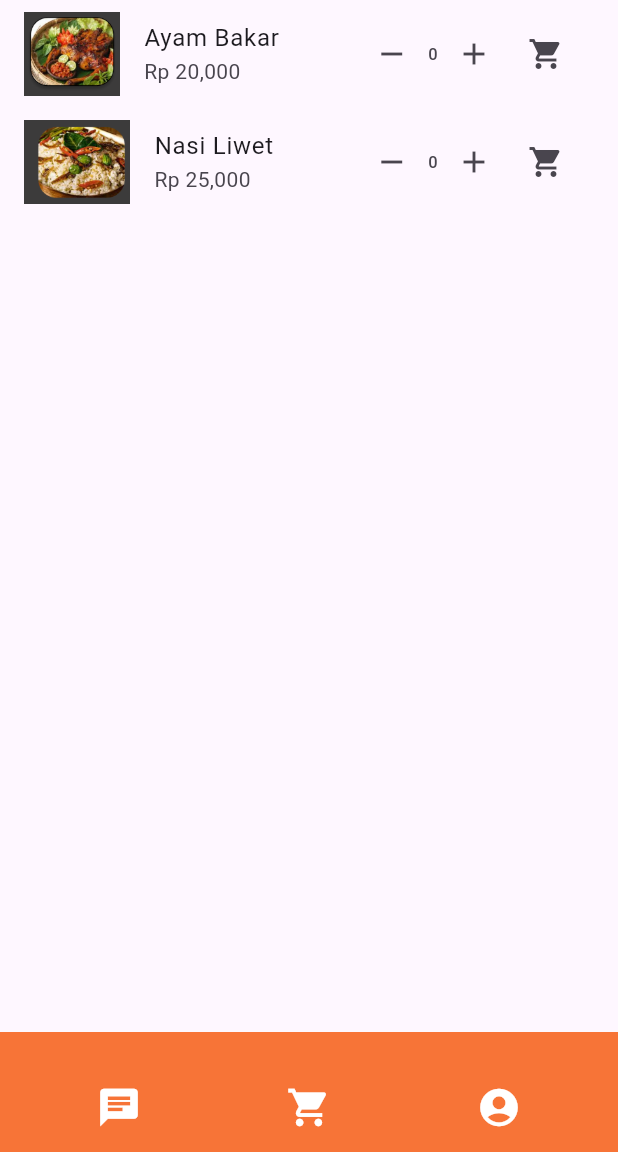
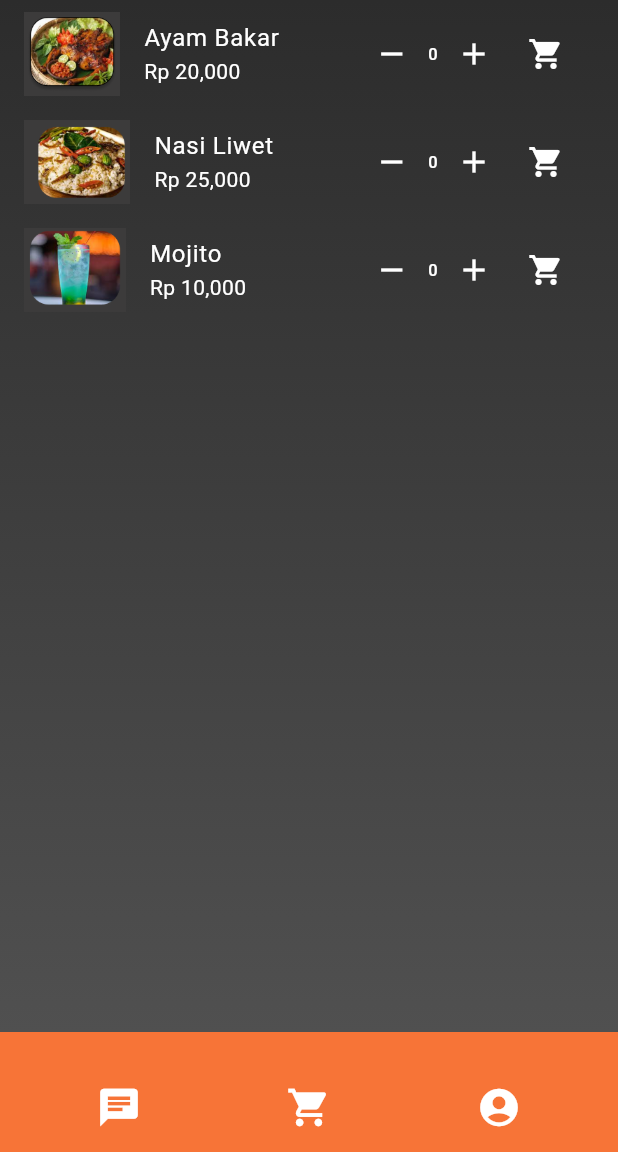
Before and after one commit to irsanwoy/sabumi3, a Flutter app: the PemesananKuliner screen opened directly, on a phone screen of 412 x 824 dp, the part 84-1236 px from its top. Run offline on Flutter 3.47's test engine with Material 3 defaults, Android fonts, the phone set to English and light mode, and no system bars; our stand-ins replace shared_preferences; accounts and stored records are empty; network calls fail.

Commit message:
add mojito

```diff
--- a/lib/main.dart
+++ b/lib/main.dart
@@ -2,7 +2,6 @@ import 'package:flutter/material.dart';
 import 'package:provider/provider.dart';
 import 'providers/cart_provider.dart';
 import 'screens/splash_screen.dart';
-
 
 void main() {
   runApp(
@@ -25,6 +24,7 @@ class MyApp extends StatelessWidget {
         useMaterial3: true,
       ),
       home: SplashScreen(),
+      debugShowCheckedModeBanner: false,
     );
   }
 }
--- a/lib/screens/keranjang.dart
+++ b/lib/screens/keranjang.dart
@@ -2,7 +2,6 @@ import 'package:flutter/material.dart';
 import 'package:provider/provider.dart';
 import 'package:sabumi3/providers/cart_provider.dart';
 import 'package:sabumi3/widgets/navbar.dart';
-
 
 class Keranjang extends StatelessWidget {
   const Keranjang({super.key});
@@ -11,11 +10,22 @@ class Keranjang extends StatelessWidget {
   Widget build(BuildContext context) {
     return Scaffold(
       appBar: Navbar(),
-      body: Consumer<CartProvider>(
+      body: Container(
+        decoration: BoxDecoration(
+          gradient: LinearGradient(
+            colors: [
+              Color(0xFF2C2C2C), // Warna gelap pertama (lebih gelap dari sebelumnya)
+              Color(0xFF505050), // Warna gelap kedua (lebih terang sedikit)
+            ],
+            begin: Alignment.topCenter,  // Mulai dari atas layar
+            end: Alignment.bottomCenter,  // Berakhir di bawah layar
+          ),
+        ),
+        child: Consumer<CartProvider>(
           builder: (context, cartProvider, child) {
             if (cartProvider.cartItems.isEmpty) {
               return const Center(
-              child: Text("Keranjang Anda Kosong"),
+                child: Text("Keranjang Anda Kosong", style: TextStyle(color: Colors.white, fontSize: 18)),
               );
             }
             return ListView.builder(
@@ -24,17 +34,20 @@ class Keranjang extends StatelessWidget {
                 final item = cartProvider.cartItems[index];
                 return ListTile(
                   leading: Image.asset(item['imagePath']),
-                title: Text(item['name']),
-                subtitle: Text('Rp ${item['price']} x ${item['quantity']}'),
+                  title: Text(item['name'], style: const TextStyle(color: Colors.white)),
+                  subtitle: Text('Rp ${item['price']} x ${item['quantity']}', style: const TextStyle(color: Colors.white)),
                   trailing: Text(
                     'Rp ${(double.parse(item['price']) * item['quantity']).toStringAsFixed(2)}',
+                    style: const TextStyle(color: Colors.white),
                   ),
                 );
               },
             );
           },
         ),
+      ),
       bottomNavigationBar: BottomAppBar(
+        color: const Color(0xFFF77437),
         child: Padding(
           padding: const EdgeInsets.all(16.0),
           child: Row(
@@ -42,7 +55,7 @@ class Keranjang extends StatelessWidget {
             children: [
               Text(
                 "Total: ${_calculateTotal(context)}",
-                style: const TextStyle(fontSize: 18),
+                style: const TextStyle(fontSize: 18, color: Colors.white),
               ),
               ElevatedButton(
                 onPressed: () {},
@@ -52,7 +65,6 @@ class Keranjang extends StatelessWidget {
           ),
         ),
       ),
-
     );
   }
 
--- a/lib/screens/pemesanan_kuliner.dart
+++ b/lib/screens/pemesanan_kuliner.dart
@@ -1,8 +1,8 @@
 import 'package:flutter/material.dart';
 import 'package:provider/provider.dart';
 import 'package:sabumi3/providers/cart_provider.dart';
-import 'package:sabumi3/widgets/navbar.dart'; // Pastikan path ini benar
-import 'package:sabumi3/widgets/BottomNavbar.dart'; // Pastikan path ini benar
+import 'package:sabumi3/widgets/navbar.dart';
+import 'package:sabumi3/widgets/BottomNavbar.dart';
 
 class PemesananKuliner extends StatefulWidget {
   const PemesananKuliner({super.key});
@@ -14,11 +14,13 @@ class PemesananKuliner extends StatefulWidget {
 class _PemesananKulinerState extends State<PemesananKuliner> {
   int _itemCount1 = 0;
   int _itemCount2 = 0;
+  int _itemCount3 = 0;  // Added for Mojito
 
   void _incrementItem(int itemIndex) {
     setState(() {
       if (itemIndex == 1) _itemCount1++;
       if (itemIndex == 2) _itemCount2++;
+      if (itemIndex == 3) _itemCount3++;  // Handle Mojito increment
     });
   }
 
@@ -26,6 +28,7 @@ class _PemesananKulinerState extends State<PemesananKuliner> {
     setState(() {
       if (itemIndex == 1 && _itemCount1 > 0) _itemCount1--;
       if (itemIndex == 2 && _itemCount2 > 0) _itemCount2--;
+      if (itemIndex == 3 && _itemCount3 > 0) _itemCount3--;  // Handle Mojito decrement
     });
   }
 
@@ -44,26 +47,55 @@ class _PemesananKulinerState extends State<PemesananKuliner> {
   Widget build(BuildContext context) {
     return Scaffold(
       appBar: Navbar(),
-      body: ListView(
+      body: Container(
+        decoration: BoxDecoration(
+          gradient: LinearGradient(
+            colors: [
+              Color(0xFF2C2C2C), // Warna gelap pertama (lebih gelap dari sebelumnya)
+              Color(0xFF505050), // Warna gelap kedua (lebih terang sedikit)
+            ],
+            begin: Alignment.topCenter,  // Mulai dari atas layar
+            end: Alignment.bottomCenter,  // Berakhir di bawah layar
+          ),
+        ),
+        child: ListView(
           children: [
             ListTile(
               leading: Image.asset('assets/ayambakar.png'),
-            title: const Text('Ayam Bakar'),
-            subtitle: const Text('Rp 20,000'),
+              title: const Text(
+                'Ayam Bakar',
+                style: TextStyle(color: Colors.white), // Ubah warna font menjadi putih
+              ),
+              subtitle: const Text(
+                'Rp 20,000',
+                style: TextStyle(color: Colors.white), // Ubah warna font menjadi putih
+              ),
               trailing: Row(
                 mainAxisSize: MainAxisSize.min,
                 children: [
                   IconButton(
-                  icon: const Icon(Icons.remove),
+                    icon: const Icon(
+                      Icons.remove,
+                      color: Colors.white, // Ubah warna ikon menjadi putih
+                    ),
                     onPressed: () => _decrementItem(1),
                   ),
-                Text('$_itemCount1'),
+                  Text(
+                    '$_itemCount1',
+                    style: TextStyle(color: Colors.white), // Ubah warna font menjadi putih
+                  ),
                   IconButton(
-                  icon: const Icon(Icons.add),
+                    icon: const Icon(
+                      Icons.add,
+                      color: Colors.white, // Ubah warna ikon menjadi putih
+                    ),
                     onPressed: () => _incrementItem(1),
                   ),
                   IconButton(
-                  icon: const Icon(Icons.shopping_cart),
+                    icon: const Icon(
+                      Icons.shopping_cart,
+                      color: Colors.white, // Ubah warna ikon menjadi putih
+                    ),
                     onPressed: () {
                       _addToCart('Ayam Bakar', 'assets/ayambakar.png', '20,000',
                           _itemCount1);
@@ -74,22 +106,40 @@ class _PemesananKulinerState extends State<PemesananKuliner> {
             ),
             ListTile(
               leading: Image.asset('assets/nasiliwet.png'),
-            title: const Text('Nasi Liwet'),
-            subtitle: const Text('Rp 25,000'),
+              title: const Text(
+                'Nasi Liwet',
+                style: TextStyle(color: Colors.white), // Ubah warna font menjadi putih
+              ),
+              subtitle: const Text(
+                'Rp 25,000',
+                style: TextStyle(color: Colors.white), // Ubah warna font menjadi putih
+              ),
               trailing: Row(
                 mainAxisSize: MainAxisSize.min,
                 children: [
                   IconButton(
-                  icon: const Icon(Icons.remove),
+                    icon: const Icon(
+                      Icons.remove,
+                      color: Colors.white, // Ubah warna ikon menjadi putih
+                    ),
                     onPressed: () => _decrementItem(2),
                   ),
-                Text('$_itemCount2'),
+                  Text(
+                    '$_itemCount2',
+                    style: TextStyle(color: Colors.white), // Ubah warna font menjadi putih
+                  ),
                   IconButton(
-                  icon: const Icon(Icons.add),
+                    icon: const Icon(
+                      Icons.add,
+                      color: Colors.white, // Ubah warna ikon menjadi putih
+                    ),
                     onPressed: () => _incrementItem(2),
                   ),
                   IconButton(
-                  icon: const Icon(Icons.shopping_cart),
+                    icon: const Icon(
+                      Icons.shopping_cart,
+                      color: Colors.white, // Ubah warna ikon menjadi putih
+                    ),
                     onPressed: () {
                       _addToCart('Nasi Liwet', 'assets/nasiliwet.png', '25,000',
                           _itemCount2);
@@ -98,7 +148,52 @@ class _PemesananKulinerState extends State<PemesananKuliner> {
                 ],
               ),
             ),
+            ListTile(
+              leading: Image.asset('assets/mojito.png'), // Corrected image path
+              title: const Text(
+                'Mojito',
+                style: TextStyle(color: Colors.white), // Ubah warna font menjadi putih
+              ),
+              subtitle: const Text(
+                'Rp 10,000',
+                style: TextStyle(color: Colors.white), // Ubah warna font menjadi putih
+              ),
+              trailing: Row(
+                mainAxisSize: MainAxisSize.min,
+                children: [
+                  IconButton(
+                    icon: const Icon(
+                      Icons.remove,
+                      color: Colors.white, // Ubah warna ikon menjadi putih
+                    ),
+                    onPressed: () => _decrementItem(3),  // Corrected to use item 3
+                  ),
+                  Text(
+                    '$_itemCount3',  // Corrected to use item 3
+                    style: TextStyle(color: Colors.white), // Ubah warna font menjadi putih
+                  ),
+                  IconButton(
+                    icon: const Icon(
+                      Icons.add,
+                      color: Colors.white, // Ubah warna ikon menjadi putih
+                    ),
+                    onPressed: () => _incrementItem(3),  // Corrected to use item 3
+                  ),
+                  IconButton(
+                    icon: const Icon(
+                      Icons.shopping_cart,
+                      color: Colors.white, // Ubah warna ikon menjadi putih
+                    ),
+                    onPressed: () {
+                      _addToCart('Mojito', 'assets/mojito.png', '10,000',
+                          _itemCount3);  // Corrected to use item 3
+                    },
+                  ),
                 ],
+              ),
+            ),
+          ],
+        ),
       ),
       bottomNavigationBar: Bottomnavbar(),
     );
--- a/lib/screens/pemesanan_wisata.dart
+++ b/lib/screens/pemesanan_wisata.dart
@@ -13,7 +13,19 @@ class PemesananWisata extends StatelessWidget {
     return Scaffold(
       appBar: Navbar(),
 
-      body: ListView(
+      body: Container(
+        decoration: BoxDecoration(
+          gradient: LinearGradient(
+            colors: [
+              Color(0xFF2C2C2C), // Warna gelap pertama (lebih gelap dari sebelumnya)
+              Color(0xFF505050), // Warna gelap kedua (lebih terang sedikit)
+            ],
+            begin: Alignment.topCenter,  // Mulai dari atas layar
+            end: Alignment.bottomCenter,  // Berakhir di bawah layar
+          ),
+        ),
+        child: ListView(
+
         children: [
           kamarCard(
             context,
@@ -35,6 +47,31 @@ class PemesananWisata extends StatelessWidget {
           ),
         ],
       ),
+      ),
+
+      // body: ListView(
+
+      //   children: [
+      //     kamarCard(
+      //       context,
+      //       'assets/kamar_superior.png',
+      //       'Kamar Deluxe',
+      //       'Rp 1.500.000',
+      //     ),
+      //     kamarCard(
+      //       context,
+      //       'assets/tenda_keong.png',
+      //       'Kamar Standard',
+      //       'Rp 1.000.000',
+      //     ),
+      //     kamarCard(
+      //       context,
+      //       'assets/tenda_dome.png',
+      //       'Kamar Suite',
+      //       'Rp 2.000.000',
+      //     ),
+      //   ],
+      // ),
       bottomNavigationBar: Bottomnavbar(),
     );
   }
```
Lines whose indentation alone changed are shown as unchanged.
